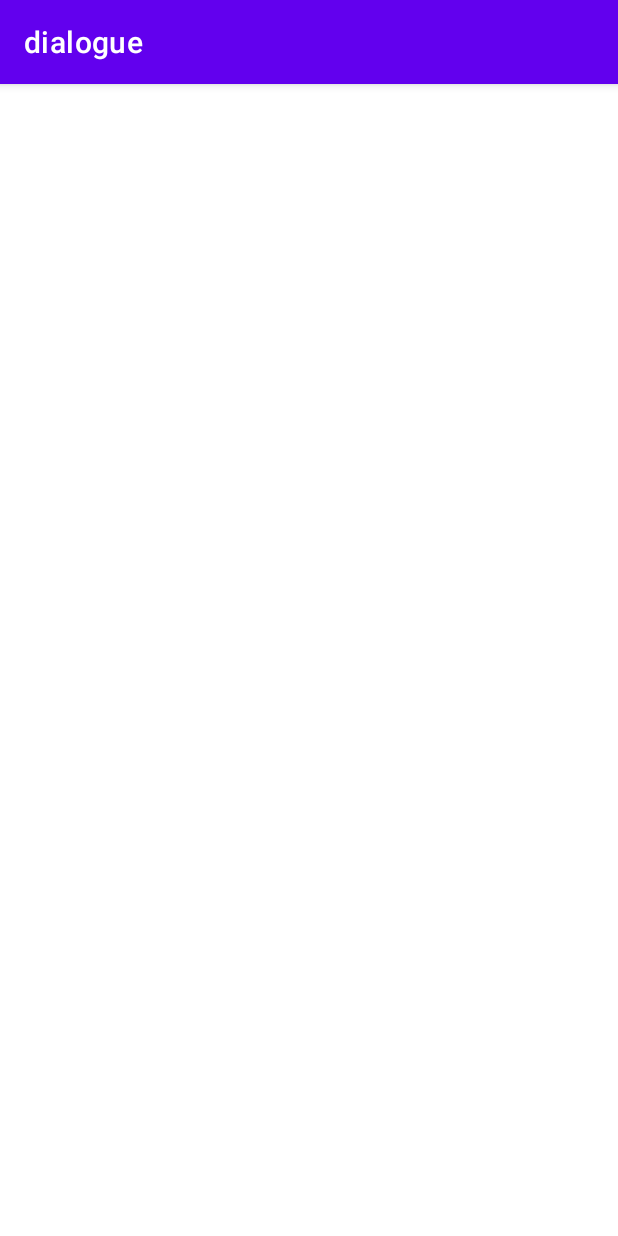
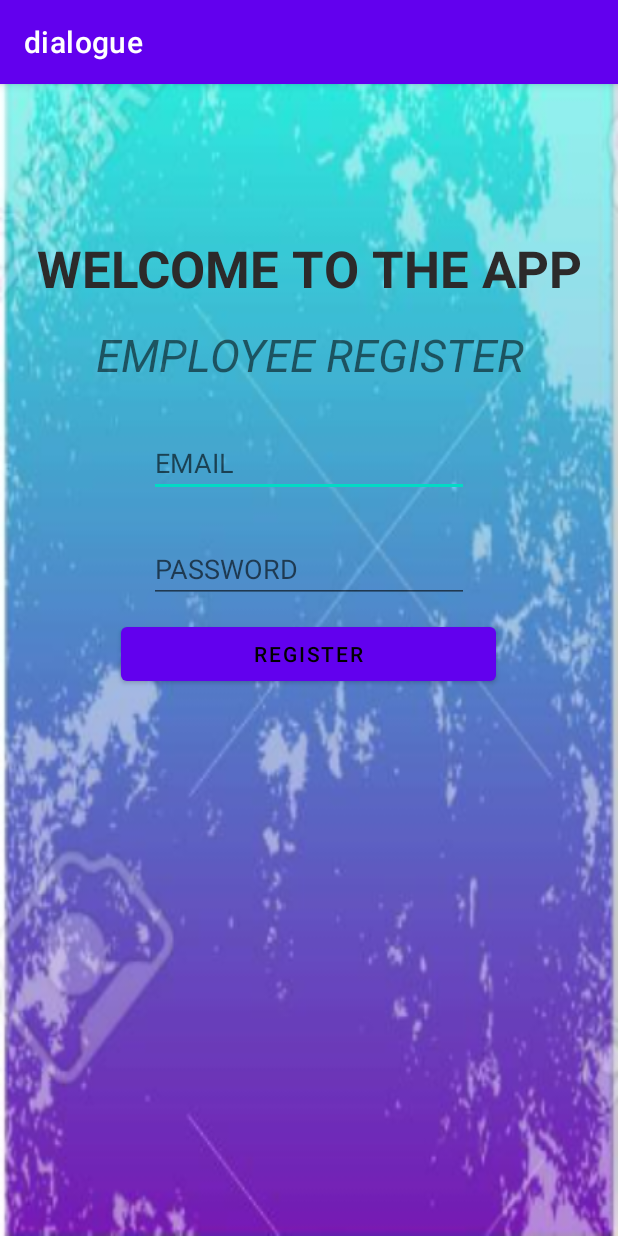
Before and after one commit to bkkurandwad/DialogueFlow, an Android app: the Eregister screen opened directly, with no data from a screen before it, on a phone screen of 412 x 824 dp. Run offline under Robolectric (Android 15) with nearby library versions, the phone set to English and light mode, and no system bars; our stand-ins replace Firebase (no records; nobody signed in at launch, a user with empty details on screens opened directly).

Commit message:
files added

```diff
--- a/app/src/main/java/com/example/dialogue/Eregister.java
+++ b/app/src/main/java/com/example/dialogue/Eregister.java
@@ -1,6 +1,13 @@
 package com.example.dialogue;
 
+import android.annotation.SuppressLint;
+import android.content.Intent;
 import android.os.Bundle;
+import android.text.TextUtils;
+import android.view.View;
+import android.widget.Button;
+import android.widget.EditText;
+import android.widget.Toast;
 
 import androidx.activity.EdgeToEdge;
 import androidx.appcompat.app.AppCompatActivity;
@@ -8,8 +15,18 @@ import androidx.core.graphics.Insets;
 import androidx.core.view.ViewCompat;
 import androidx.core.view.WindowInsetsCompat;
 
+import com.google.android.gms.tasks.OnSuccessListener;
+import com.google.firebase.auth.AuthResult;
+import com.google.firebase.auth.FirebaseAuth;
+
 public class Eregister extends AppCompatActivity {
 
+    private EditText email;
+    private EditText password;
+    private Button reg;
+    private FirebaseAuth auth;
+
+    @SuppressLint("MissingInflatedId")
     @Override
     protected void onCreate(Bundle savedInstanceState) {
         super.onCreate(savedInstanceState);
@@ -20,5 +37,39 @@ public class Eregister extends AppCompatActivity {
             v.setPadding(systemBars.left, systemBars.top, systemBars.right, systemBars.bottom);
             return insets;
         });
+
+        email = findViewById(R.id.editTextTextEmailAddress);
+        password = findViewById(R.id.editTextTextPassword);
+        reg = findViewById(R.id.registerButton);
+        auth = FirebaseAuth.getInstance();
+
+        reg.setOnClickListener(new View.OnClickListener() {
+            @Override
+            public void onClick(View v) {
+                String txtemail = email.getText().toString();
+                String txtpwd = password.getText().toString();
+
+                if (TextUtils.isEmpty(txtemail) || TextUtils.isEmpty(txtpwd))
+                    Toast.makeText(Eregister.this, "Empty credientials ", Toast.LENGTH_SHORT).show();
+                else if (txtpwd.length() < 6)
+                    Toast.makeText(Eregister.this, "wrong password", Toast.LENGTH_SHORT).show();
+                else {
+                    registeruser(txtemail, txtpwd);
+                }
+            }
+        });
+
     }
-}
+
+    private void registeruser(String mail, String pwd) {
+        auth.createUserWithEmailAndPassword(mail, pwd).addOnSuccessListener(new OnSuccessListener<AuthResult>() {
+            @Override
+            public void onSuccess(AuthResult authResult) {
+                Toast.makeText(Eregister.this, "Registration successful", Toast.LENGTH_SHORT).show();
+                //RegperActivity.send(mail);
+                startActivity(new Intent(Eregister.this, Elogin.class));
+            }
+        });
+    }
+
+    }
--- a/app/src/main/res/layout/activity_eregister.xml
+++ b/app/src/main/res/layout/activity_eregister.xml
@@ -1,10 +1,71 @@
 <?xml version="1.0" encoding="utf-8"?>
-<androidx.constraintlayout.widget.ConstraintLayout xmlns:android="http://schemas.android.com/apk/res/android"
+<RelativeLayout
+    xmlns:android="http://schemas.android.com/apk/res/android"
     xmlns:app="http://schemas.android.com/apk/res-auto"
     xmlns:tools="http://schemas.android.com/tools"
     android:id="@+id/main"
     android:layout_width="match_parent"
     android:layout_height="match_parent"
+    android:background="@drawable/img"
     tools:context=".Eregister">
 
-</androidx.constraintlayout.widget.ConstraintLayout>
+    <TextView
+        android:id="@+id/textView"
+        android:layout_width="match_parent"
+        android:layout_height="50dp"
+        android:layout_centerHorizontal="true"
+        android:layout_marginTop="100dp"
+        android:text="WELCOME TO THE APP"
+        android:textAlignment="center"
+        android:textColor="#2C2A2A"
+        android:textColorLink="#E42929"
+        android:textSize="34sp"
+        android:textStyle="bold" />
+
+    <TextView
+        android:id="@+id/textView2"
+        android:layout_width="match_parent"
+        android:layout_height="50dp"
+        android:layout_below="@id/textView"
+        android:layout_alignParentStart="true"
+        android:layout_marginTop="10dp"
+        android:text="EMPLOYEE REGISTER"
+        android:textAlignment="center"
+        android:textColorLink="#E42929"
+        android:textSize="30sp"
+        android:textStyle="italic" />
+
+    <Button
+        android:id="@+id/registerButton"
+        android:layout_width="250dp"
+        android:layout_height="wrap_content"
+        android:layout_below="@id/editTextTextPassword"
+        android:layout_centerHorizontal="true"
+        android:layout_centerVertical="true"
+        android:layout_marginTop="10dp"
+        android:text="REGISTER"
+        android:textColor="@color/black" />
+
+    <EditText
+        android:id="@+id/editTextTextEmailAddress"
+        android:layout_width="wrap_content"
+        android:layout_height="wrap_content"
+        android:layout_below="@id/textView2"
+        android:layout_centerHorizontal="true"
+        android:layout_marginTop="20dp"
+        android:ems="10"
+        android:hint="EMAIL"
+        android:inputType="textEmailAddress" />
+
+    <EditText
+        android:id="@+id/editTextTextPassword"
+        android:layout_width="wrap_content"
+        android:layout_height="wrap_content"
+        android:layout_below="@id/editTextTextEmailAddress"
+        android:layout_centerHorizontal="true"
+        android:layout_marginTop="25dp"
+        android:ems="10"
+        android:hint="PASSWORD"
+        android:inputType="textPassword" />
+
+</RelativeLayout>
```
Also changed, not shown: app/src/main/java/com/example/dialogue/Edash.java (+22 -0 lines), app/src/main/res/layout/activity_edash.xml (+23 -2 lines), app/src/main/res/layout/activity_eregdetails.xml (+75 -2 lines).
